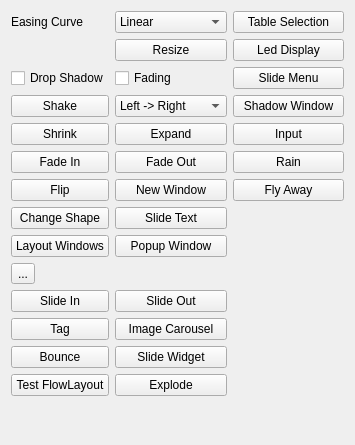
Before: the Qt Designer form widget.ui in kimtaikee/resizeAnimation, drawn with Qt 5.
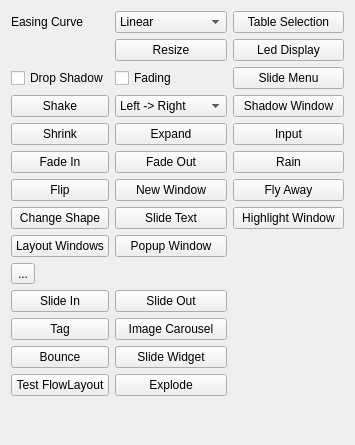
After: the same form once the commit is applied. Custom widgets are drawn as their Qt base class.

Commit message: add highlight window animation

The edit to the form file:
```diff
--- a/widget.ui
+++ b/widget.ui
@@ -502,6 +502,13 @@
        </property>
       </widget>
      </item>
+     <item row="7" column="2">
+      <widget class="QPushButton" name="highlightWindowButton">
+       <property name="text">
+        <string>Highlight Window</string>
+       </property>
+      </widget>
+     </item>
     </layout>
    </item>
   </layout>
```
The commit also changes 5 other files.
